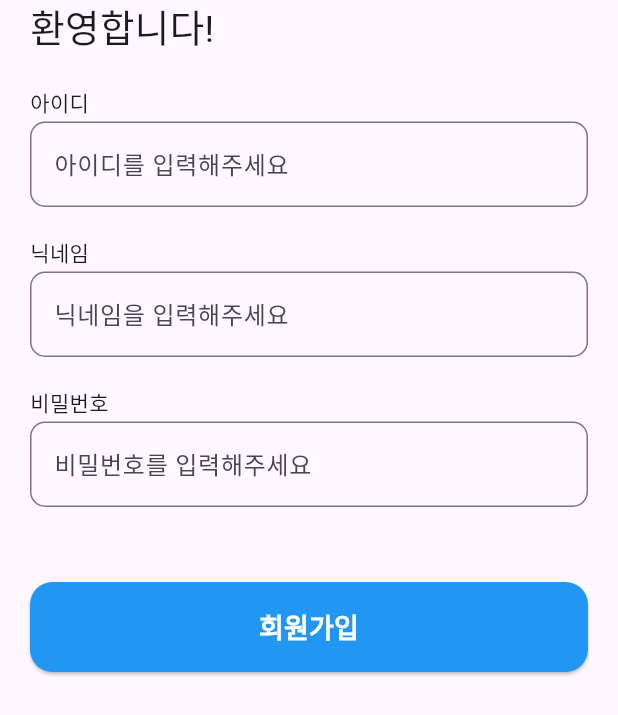
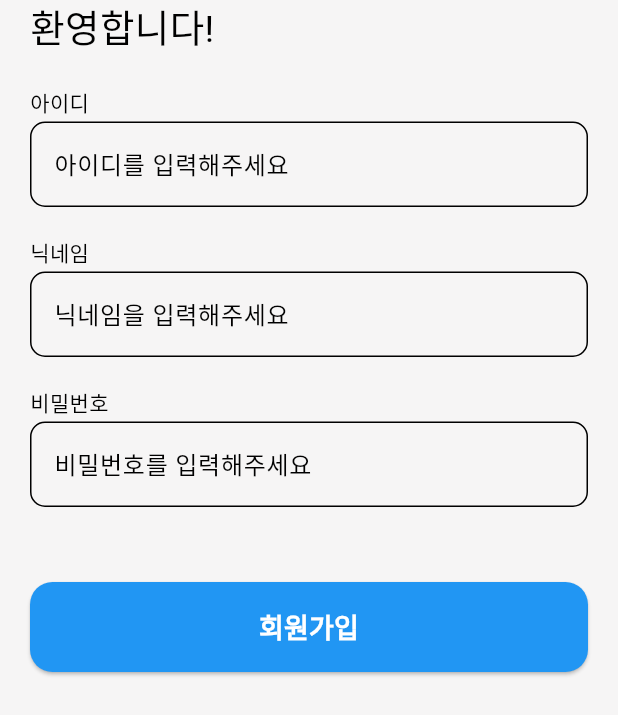
Before and after one commit to hyewonShin/diet-fairy, a Flutter app: the JoinPage screen opened directly, on a phone screen of 412 x 824 dp. Shown: the top 715 px of the screen. Run offline on Flutter 3.47's test engine with Material 3 defaults, Android fonts, the phone set to English and light mode, and no system bars; our stand-ins replace flutter_riverpod, get; missing offline and left inert: photo_manager; network calls fail.

Commit message:
faat: 앱 스타일의 일관성을 위한 ThemeData 추가

```diff
--- /dev/null
+++ b/lib/them.dart
@@ -0,0 +1,16 @@
+import 'package:flutter/material.dart';
+
+final theme = ThemeData(
+  colorScheme: const ColorScheme(
+    brightness: Brightness.light,
+    primary: Color(0xFF54A6FF),
+    onPrimary: Colors.white, // Primary 색상 위의 텍스트/아이콘 색상
+    secondary: Color(0xFF88CFEF),
+    onSecondary: Colors.white, // Secondary 색상 위의 텍스트/아이콘 색상
+    error: Color(0xFFFF5C5C), // 오류 색상
+    onError: Colors.white, // 오류 색상 위의 텍스트/아이콘 색상
+    surface: Color(0xFFFFFFFF), // Card, Dialog 등의 배경 색상
+    onSurface: Colors.black, // Surface 위의 텍스트 색상
+  ),
+  scaffoldBackgroundColor: const Color(0xFFF6F5F5),
+);
```
Also changed, not shown: lib/main.dart (+3 -4 lines).
